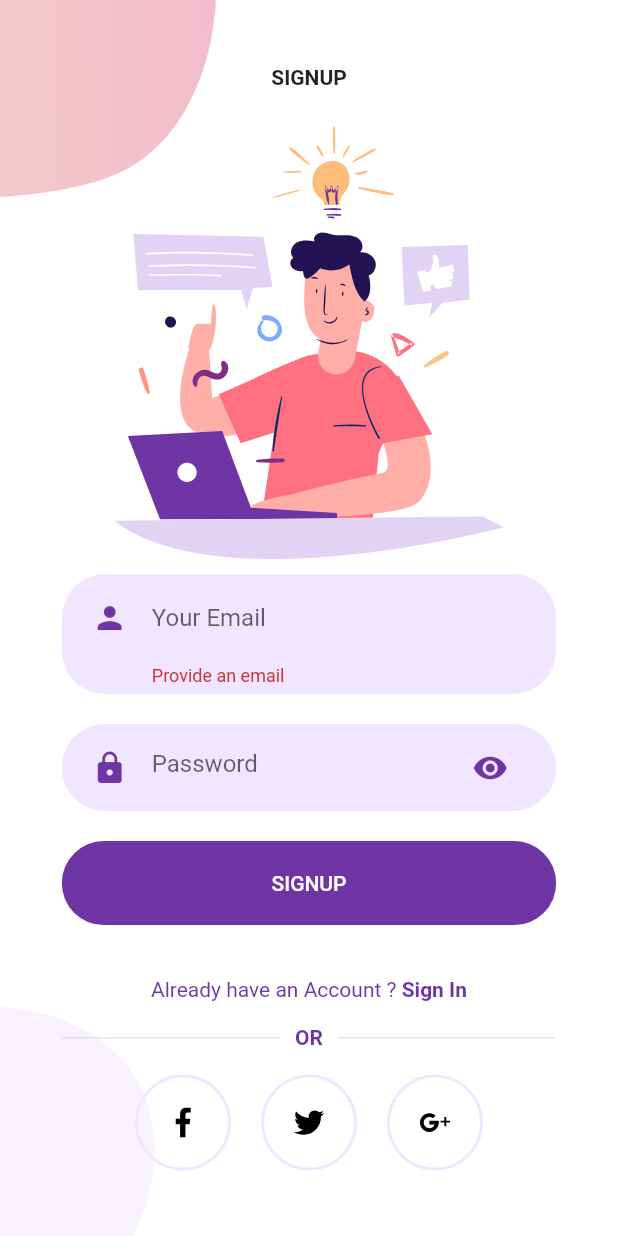
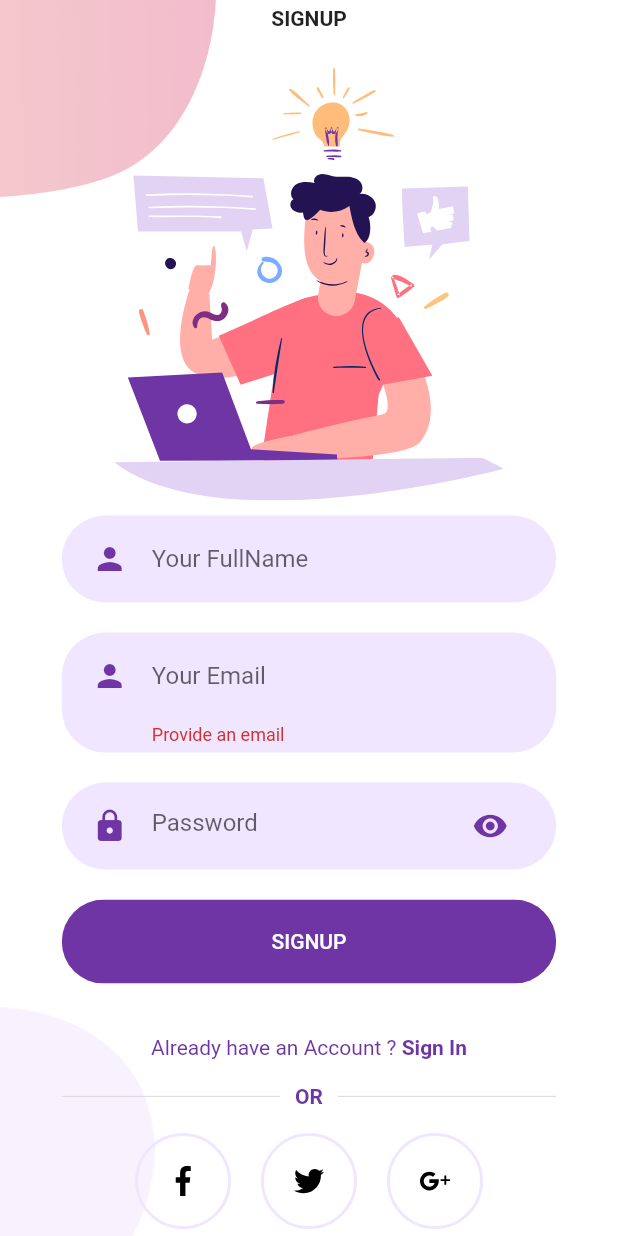
Before and after one commit to TafariBeckford/RoadSideAssistance, a Flutter app: the screen it shows after launch, after a tap on "SIGNUP", on a phone screen of 412 x 824 dp. Run offline on Flutter 3.47's test engine with Material 2 defaults, Android fonts, the phone set to English and light mode, and no system bars; our stand-ins replace cloud_firestore, firebase_auth, firebase_core, flutter_svg, modal_progress_hud; accounts and stored records are empty.

Commit message:
3rd commit

```diff
--- a/lib/Screens/Signup/signup_screen.dart
+++ b/lib/Screens/Signup/signup_screen.dart
@@ -10,6 +10,7 @@ import 'package:RoadSideAssistance/components/rounded_password_field.dart';
 import 'package:flutter_svg/svg.dart';
 import 'package:firebase_auth/firebase_auth.dart';
 import 'package:modal_progress_hud/modal_progress_hud.dart';
+import 'package:cloud_firestore/cloud_firestore.dart';
 
 class SignUpScreen extends StatefulWidget {
   static const String id = 'signup_screen.dart';
@@ -23,6 +24,7 @@ class _SignUpScreenState extends State<SignUpScreen> {
   final _auth = FirebaseAuth.instance;
   String email;
   String password;
+  String fullname;
   bool showSpinner = false;
   @override
   Widget build(BuildContext context) {
@@ -44,10 +46,12 @@ class _SignUpScreenState extends State<SignUpScreen> {
                 "assets/icons/signup.svg",
                 height: size.height * 0.35,
               ),
-              /* RoundedInputField(
-                    hintText: "Your FullName",
-                    onChanged: (value) {},
-                  ), */
+              RoundedInputField(
+                hintText: "Your FullName",
+                onChanged: (value) {
+                  fullname = value;
+                },
+              ),
               RoundedInputField(
                 validator: (input) {
                   if (input.isEmpty) {
@@ -78,10 +82,11 @@ class _SignUpScreenState extends State<SignUpScreen> {
                   } else {
                     print('Form is invalid');
                   }
-
                   try {
                     final NewUser = await _auth.createUserWithEmailAndPassword(
                         email: email, password: password);
+                    User user = NewUser.user;
+                    await Data(uid: user.uid).userData(fullname);
                     if (NewUser != null) {
                       Navigator.pushReplacement(
                           context,
@@ -132,3 +137,13 @@ class _SignUpScreenState extends State<SignUpScreen> {
     ));
   }
 }
+
+class Data {
+  final String uid;
+  Data({this.uid});
+  final CollectionReference UserCollection =
+      FirebaseFirestore.instance.collection('users');
+  Future userData(String fullname) async {
+    return await UserCollection.doc(uid).set({'fullname': fullname});
+  }
+}
```
